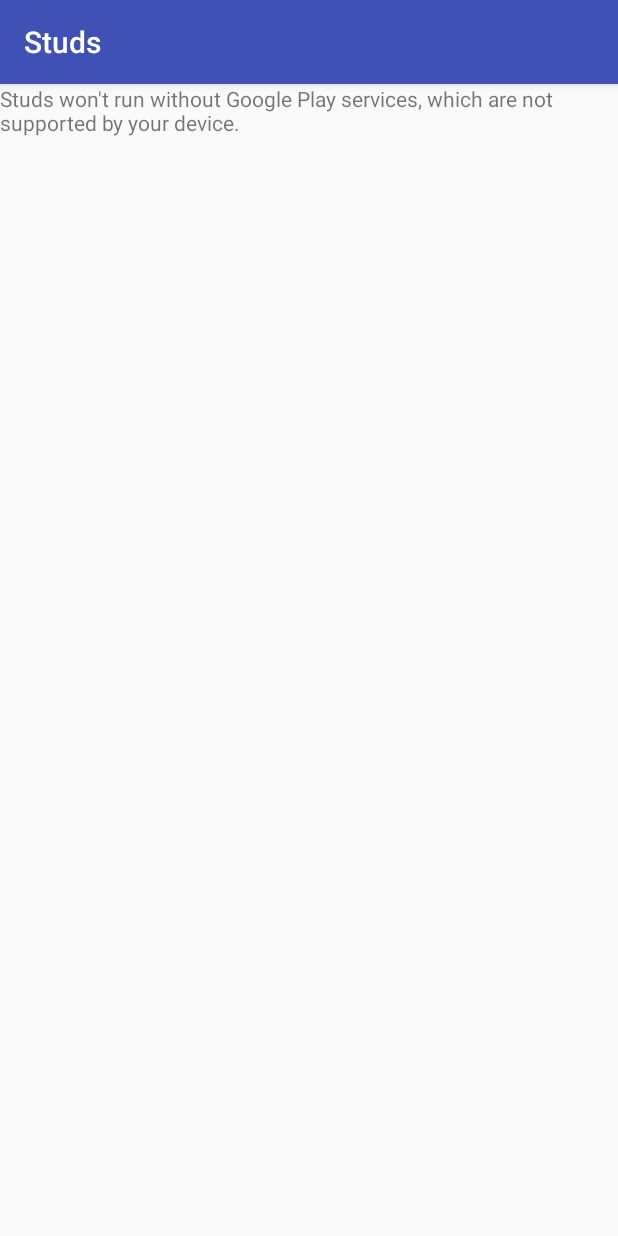
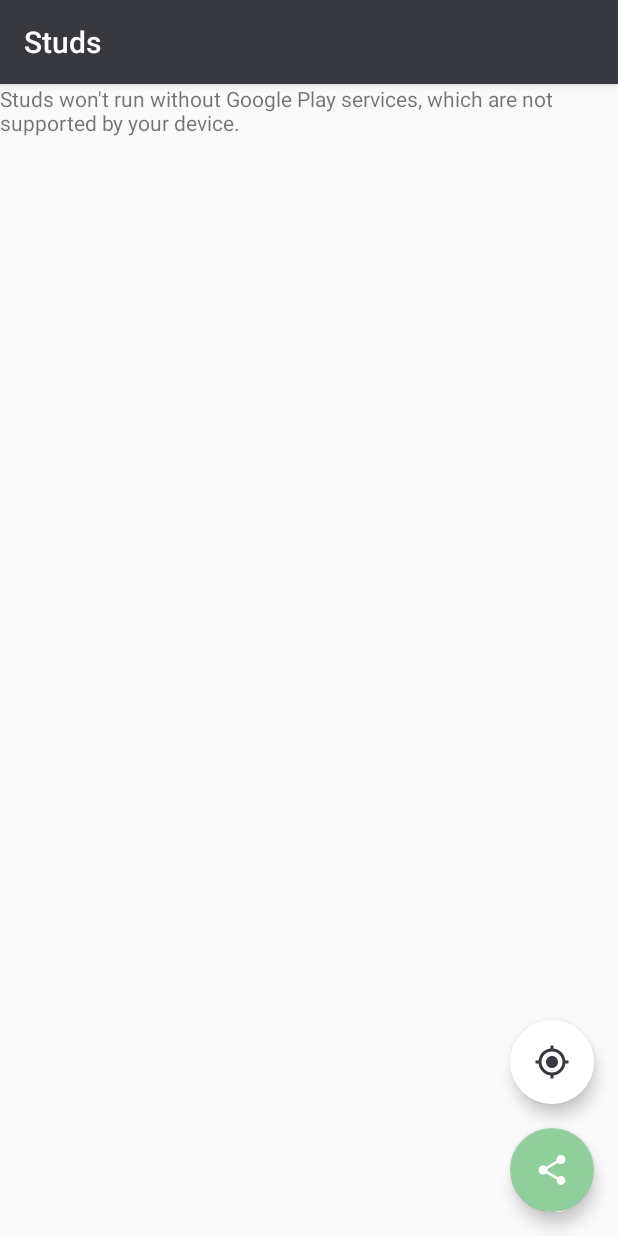
Before and after one commit to studieresan/studs-app, an Android app: the screen it shows after launch (MainActivity), on a phone screen of 412 x 824 dp. Run offline under Robolectric (Android 15) with nearby library versions, the phone set to English and light mode, and no system bars; our stand-ins replace Firebase (no records; nobody signed in at launch, a user with empty details on screens opened directly); 2 statements that could not run were skipped.

Commit message:
show device location and share location dialog

```diff
--- a/android/app/build.gradle
+++ b/android/app/build.gradle
@@ -34,6 +34,7 @@ dependencies {
     compile 'com.android.support.constraint:constraint-layout:1.0.2'
     compile 'com.android.support:support-vector-drawable:25.3.1'
     compile 'com.google.android.gms:play-services-maps:10.2.6'
+    compile 'com.google.android.gms:play-services-location:10.2.6'
     compile "android.arch.lifecycle:runtime:1.0.0-alpha1"
     compile "android.arch.lifecycle:extensions:1.0.0-alpha1"
     annotationProcessor "android.arch.lifecycle:compiler:1.0.0-alpha1"
--- a/android/app/src/main/AndroidManifest.xml
+++ b/android/app/src/main/AndroidManifest.xml
@@ -1,7 +1,9 @@
 <?xml version="1.0" encoding="utf-8"?>
 <manifest xmlns:android="http://schemas.android.com/apk/res/android" package="se.studieresan.studs">
 
-    <application android:allowBackup="true" android:icon="@mipmap/ic_launcher"
+    <uses-permission android:name="android.permission.ACCESS_FINE_LOCATION" />
+
+    <application android:allowBackup="true" android:icon="@mipmap/ic_launcher_round"
         android:label="@string/app_name" android:roundIcon="@mipmap/ic_launcher_round"
         android:supportsRtl="true" android:theme="@style/AppTheme">
 
--- /dev/null
+++ b/android/app/src/main/java/se/studieresan/studs/Location.kt
@@ -0,0 +1,3 @@
+package se.studieresan.studs
+
+data class Location(var lat: Double = 0.0, var lng: Double = 0.0, var message: String = "")
--- a/android/app/src/main/java/se/studieresan/studs/MainActivity.kt
+++ b/android/app/src/main/java/se/studieresan/studs/MainActivity.kt
@@ -1,8 +1,15 @@
 package se.studieresan.studs
 
+import android.content.pm.PackageManager
 import android.os.Bundle
+import android.support.v4.app.ActivityCompat
+import android.support.v4.content.ContextCompat
 import android.support.v7.app.AppCompatActivity
 import android.util.Log
+import android.view.View
+import com.google.android.gms.common.ConnectionResult
+import com.google.android.gms.common.api.GoogleApiClient
+import com.google.android.gms.location.LocationServices
 import com.google.android.gms.maps.CameraUpdateFactory
 import com.google.android.gms.maps.GoogleMap
 import com.google.android.gms.maps.OnMapReadyCallback
@@ -13,17 +20,40 @@ import com.google.firebase.database.ChildEventListener
 import com.google.firebase.database.FirebaseDatabase
 import se.studieresan.studs.extensions.FirebaseAPI
 
-class MainActivity : AppCompatActivity(), OnMapReadyCallback {
+class MainActivity : AppCompatActivity(), OnMapReadyCallback, GoogleApiClient.OnConnectionFailedListener, GoogleApiClient.ConnectionCallbacks, View.OnClickListener {
+    override fun onClick(v: View?) {
+        when (v?.id) {
+            R.id.fab_my_location -> showDeviceLocation()
+            R.id.fab_share -> ShareLocationFragment().display(supportFragmentManager)
+        }
+    }
+
+    val TAG = MainActivity::class.java.simpleName
+
+    override fun onConnected(p0: Bundle?) {
+        Log.d(TAG, "Connected")
+    }
+
+    override fun onConnectionSuspended(p0: Int) {
+        Log.d(TAG, "Connection suspended")
+    }
+
+    override fun onConnectionFailed(p0: ConnectionResult) {
+        Log.d(TAG, "Connection failed")
+    }
+
+    val PERMISSIONS_REQUEST_FINE_LOCATION = 1
+    val PERMISSIONS_REQUEST_IGNORE = 2
+
     override fun onMapReady(googleMap: GoogleMap?) {
-        Log.d("MAIN", "map ready")
+        Log.d(TAG, "mapFragment ready")
+        map = googleMap
         var first = true
         locationListener = FirebaseAPI.createChildEventListener({ snap ->
-            val lat = snap.child("lat").value as Double
-            val lng = snap.child("lng").value as Double
-            val msg = snap.child("message").value as String
-            val location = LatLng(lat, lng)
-            googleMap?.apply {
-                addMarker(MarkerOptions().position(location).title(msg))
+            val data = snap.getValue(Location::class.java)
+            val location = LatLng(data.lat, data.lng)
+            map?.apply {
+                addMarker(MarkerOptions().position(location).title(data.message))
                 if (first) {
                     animateCamera(CameraUpdateFactory.newLatLngZoom(location, 15F))
                     first = false
@@ -35,8 +65,18 @@ class MainActivity : AppCompatActivity(), OnMapReadyCallback {
 
     var locationListener: ChildEventListener? = null
 
-    val map by lazy {
+    var map: GoogleMap? = null
+
+    val mapFragment by lazy {
         supportFragmentManager.findFragmentById(R.id.map) as SupportMapFragment
+    }
+
+    val googleApi by lazy {
+        GoogleApiClient.Builder(this)
+                .enableAutoManage(this, this)
+                .addConnectionCallbacks(this)
+                .addApi(LocationServices.API)
+                .build()
     }
 
     val locations by lazy {
@@ -46,10 +86,40 @@ class MainActivity : AppCompatActivity(), OnMapReadyCallback {
 //                .startAt(System.currentTimeMillis().toDouble()/1000-3600)
     }
 
+    fun showDeviceLocation () {
+        val fineLocation = android.Manifest.permission.ACCESS_FINE_LOCATION
+        if (ContextCompat.checkSelfPermission(this, fineLocation)
+                != PackageManager.PERMISSION_GRANTED) {
+            ActivityCompat.requestPermissions(this, arrayOf(fineLocation), PERMISSIONS_REQUEST_FINE_LOCATION)
+            return
+        }
+
+        map?.apply {
+            isMyLocationEnabled = true
+            uiSettings.isMyLocationButtonEnabled = false
+            val location = LocationServices.FusedLocationApi
+                    .getLastLocation(googleApi)
+            val latLng = LatLng(location.latitude, location.longitude)
+            animateCamera(CameraUpdateFactory.newLatLngZoom(latLng, 15F))
+        }
+    }
+
+    override fun onRequestPermissionsResult(requestCode: Int, permissions: Array<out String>, grantResults: IntArray) {
+        when (requestCode) {
+            PERMISSIONS_REQUEST_FINE_LOCATION ->
+                if (grantResults.isNotEmpty() && grantResults.first() == PackageManager.PERMISSION_GRANTED) {
+                    showDeviceLocation()
+                }
+        }
+    }
+
     override fun onCreate(savedInstanceState: Bundle?) {
         super.onCreate(savedInstanceState)
         setContentView(R.layout.activity_main)
-        map.getMapAsync(this)
+        googleApi.connect()
+        mapFragment.getMapAsync(this)
+        findViewById(R.id.fab_my_location).setOnClickListener(this)
+        findViewById(R.id.fab_share).setOnClickListener(this)
     }
 
     override fun onDestroy() {
--- a/android/app/src/main/res/drawable/ic_dashboard_black_24dp.xml
+++ /dev/null
@@ -1,5 +0,0 @@
-<vector xmlns:android="http://schemas.android.com/apk/res/android" android:width="24dp"
-    android:height="24dp" android:viewportHeight="24.0" android:viewportWidth="24.0">
-    <path android:fillColor="#FF000000"
-        android:pathData="M3,13h8L11,3L3,3v10zM3,21h8v-6L3,15v6zM13,21h8L21,11h-8v10zM13,3v6h8L21,3h-8z" />
-</vector>
--- a/android/app/src/main/res/drawable/ic_home_black_24dp.xml
+++ /dev/null
@@ -1,4 +0,0 @@
-<vector xmlns:android="http://schemas.android.com/apk/res/android" android:width="24dp"
-    android:height="24dp" android:viewportHeight="24.0" android:viewportWidth="24.0">
-    <path android:fillColor="#FF000000" android:pathData="M10,20v-6h4v6h5v-8h3L12,3 2,12h3v8z" />
-</vector>
--- /dev/null
+++ b/android/app/src/main/res/drawable/ic_my_location_black_24dp.xml
@@ -0,0 +1,9 @@
+<vector xmlns:android="http://schemas.android.com/apk/res/android"
+        android:width="24dp"
+        android:height="24dp"
+        android:viewportWidth="24.0"
+        android:viewportHeight="24.0">
+    <path
+        android:fillColor="#FF000000"
+        android:pathData="M12,8c-2.21,0 -4,1.79 -4,4s1.79,4 4,4 4,-1.79 4,-4 -1.79,-4 -4,-4zM20.94,11c-0.46,-4.17 -3.77,-7.48 -7.94,-7.94L13,1h-2v2.06C6.83,3.52 3.52,6.83 3.06,11L1,11v2h2.06c0.46,4.17 3.77,7.48 7.94,7.94L11,23h2v-2.06c4.17,-0.46 7.48,-3.77 7.94,-7.94L23,13v-2h-2.06zM12,19c-3.87,0 -7,-3.13 -7,-7s3.13,-7 7,-7 7,3.13 7,7 -3.13,7 -7,7z"/>
+</vector>
--- a/android/app/src/main/res/drawable/ic_notifications_black_24dp.xml
+++ /dev/null
@@ -1,5 +0,0 @@
-<vector xmlns:android="http://schemas.android.com/apk/res/android" android:width="24dp"
-    android:height="24dp" android:viewportHeight="24.0" android:viewportWidth="24.0">
-    <path android:fillColor="#FF000000"
-        android:pathData="M12,22c1.1,0 2,-0.9 2,-2h-4c0,1.1 0.89,2 2,2zM18,16v-5c0,-3.07 -1.64,-5.64 -4.5,-6.32L13.5,4c0,-0.83 -0.67,-1.5 -1.5,-1.5s-1.5,0.67 -1.5,1.5v0.68C7.63,5.36 6,7.92 6,11v5l-2,2v1h16v-1l-2,-2z" />
-</vector>
--- /dev/null
+++ b/android/app/src/main/res/drawable/ic_share_black_24dp.xml
@@ -0,0 +1,9 @@
+<vector xmlns:android="http://schemas.android.com/apk/res/android"
+        android:width="24dp"
+        android:height="24dp"
+        android:viewportWidth="24.0"
+        android:viewportHeight="24.0">
+    <path
+        android:fillColor="#FF000000"
+        android:pathData="M18,16.08c-0.76,0 -1.44,0.3 -1.96,0.77L8.91,12.7c0.05,-0.23 0.09,-0.46 0.09,-0.7s-0.04,-0.47 -0.09,-0.7l7.05,-4.11c0.54,0.5 1.25,0.81 2.04,0.81 1.66,0 3,-1.34 3,-3s-1.34,-3 -3,-3 -3,1.34 -3,3c0,0.24 0.04,0.47 0.09,0.7L8.04,9.81C7.5,9.31 6.79,9 6,9c-1.66,0 -3,1.34 -3,3s1.34,3 3,3c0.79,0 1.5,-0.31 2.04,-0.81l7.12,4.16c-0.05,0.21 -0.08,0.43 -0.08,0.65 0,1.61 1.31,2.92 2.92,2.92 1.61,0 2.92,-1.31 2.92,-2.92s-1.31,-2.92 -2.92,-2.92z"/>
+</vector>
--- a/android/app/src/main/res/layout/activity_main.xml
+++ b/android/app/src/main/res/layout/activity_main.xml
@@ -13,4 +13,27 @@
         android:layout_height="match_parent"
         tools:context=".MainActivity"/>
 
+    <android.support.design.widget.FloatingActionButton
+        android:id="@+id/fab_my_location"
+        android:layout_width="wrap_content"
+        android:layout_height="wrap_content"
+        android:layout_marginEnd="@dimen/activity_horizontal_margin"
+        android:layout_marginBottom="88dp"
+        android:layout_gravity="end|bottom"
+        android:backgroundTint="@android:color/white"
+        app:borderWidth="0dp"
+        app:fabSize="normal"
+        app:srcCompat="@drawable/ic_my_location_black_24dp"
+        android:tint="@color/colorPrimary"/>
+
+    <android.support.design.widget.FloatingActionButton
+        android:id="@+id/fab_share"
+        android:layout_width="wrap_content"
+        android:layout_height="wrap_content"
+        android:layout_marginEnd="@dimen/activity_horizontal_margin"
+        android:layout_marginBottom="@dimen/activity_vertical_margin"
+        android:layout_gravity="end|bottom"
+        app:srcCompat="@drawable/ic_share_black_24dp"
+        android:tint="@android:color/white"/>
+
 </android.support.design.widget.CoordinatorLayout>
--- a/android/app/src/main/res/values/colors.xml
+++ b/android/app/src/main/res/values/colors.xml
@@ -1,6 +1,6 @@
 <?xml version="1.0" encoding="utf-8"?>
 <resources>
-    <color name="colorPrimary">#3F51B5</color>
-    <color name="colorPrimaryDark">#303F9F</color>
-    <color name="colorAccent">#FF4081</color>
+    <color name="colorPrimary">#38383F</color>
+    <color name="colorPrimaryDark">#121219</color>
+    <color name="colorAccent">#90CE9C</color>
 </resources>
```
Also changed, not shown: android/app/src/main/java/se/studieresan/studs/ShareLocationFragment.kt (added, +56 -0 lines), android/app/src/main/res/layout/fragment_share_location.xml (added, +18 -0 lines), android/app/src/main/res/menu/navigation.xml (deleted, +0 -14 lines).
